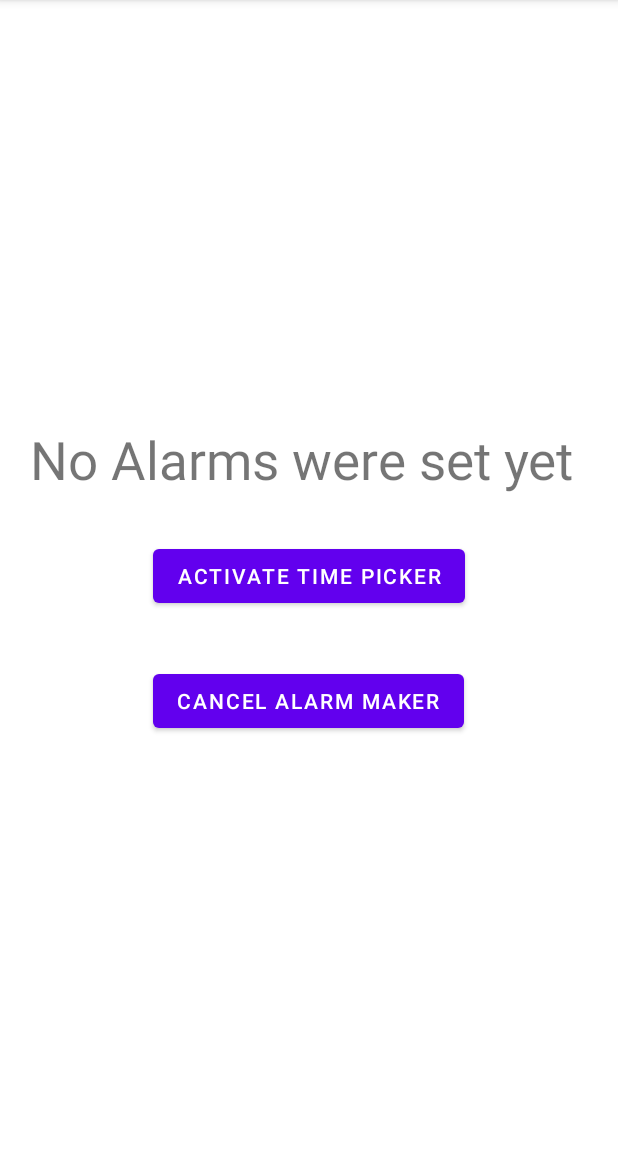
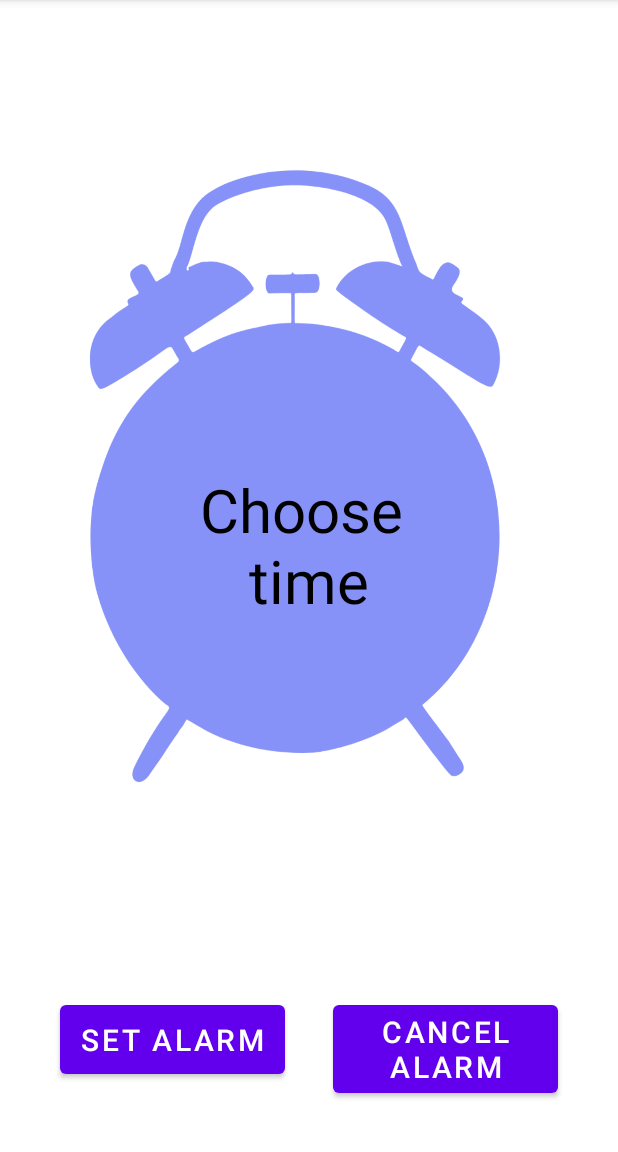
Before and after one commit to Efeighery/MedsUpApp, an Android app: the AddReminder screen opened directly, with no data from a screen before it, after a tap on "Create a medical notification", on a phone screen of 412 x 824 dp, the part 84-1236 px from its top. Run offline under Robolectric (Android 15) with nearby library versions, the phone set to English and light mode, and no system bars.

Commit message:
Added new version of the Alarm Maker function to app

```diff
--- a/app/src/main/java/com/example/medsupapp/AddReminder.java
+++ b/app/src/main/java/com/example/medsupapp/AddReminder.java
@@ -18,11 +18,9 @@ import android.widget.Button;
  * @reference: https://www.tutorialspoint.com/how-to-add-calendar-events-in-android-app
  */
 
-
 public class AddReminder extends AppCompatActivity {
 
     Button alarmBtn;
-
     @Override
     protected void onCreate(Bundle savedInstanceState) {
         super.onCreate(savedInstanceState);
@@ -33,10 +31,9 @@ public class AddReminder extends AppCompatActivity {
         alarmBtn.setOnClickListener(new View.OnClickListener() {
             @Override
             public void onClick(View v) {
-                startActivity(new Intent(AddReminder.this, NotificationCreator.class));
+                startActivity(new Intent(AddReminder.this, AlarmMaker.class));
             }
         });
-
     }
 
     // This is used to direct users to their Google AddReminder, where they can take their copied medication texts into the reminder name entry
--- /dev/null
+++ b/app/src/main/java/com/example/medsupapp/AlarmMaker.java
@@ -0,0 +1,126 @@
+package com.example.medsupapp;
+
+import androidx.appcompat.app.AppCompatActivity;
+
+import android.app.AlarmManager;
+import android.app.NotificationChannel;
+import android.app.NotificationManager;
+import android.app.PendingIntent;
+import android.content.Context;
+import android.content.Intent;
+import android.os.Build;
+import android.os.Bundle;
+import android.view.View;
+import android.widget.Button;
+import android.widget.TextView;
+import android.widget.Toast;
+
+import com.google.android.material.timepicker.MaterialTimePicker;
+import com.google.android.material.timepicker.TimeFormat;
+
+import java.util.Calendar;
+
+/*
+ * Class name: AlarmMaker.java
+ * Date: 15/3/2022
+ * @author: Eoghan Feighery, x19413886
+ * Version: Revision 1
+ */
+
+/*
+ * @reference: https://www.youtube.com/watch?v=750gsBtAsoI&t=6s/AlarmMaker.java
+ */
+
+
+public class AlarmMaker extends AppCompatActivity {
+
+    private MaterialTimePicker timePicker;
+    private Calendar calendar;
+    private AlarmManager alarmManager;
+    private PendingIntent pendingIntent;
+    private TextView timeMaker;
+    private Button timeSetter, cancelTimeSetter;
+
+    @Override
+    protected void onCreate(Bundle savedInstanceState) {
+        super.onCreate(savedInstanceState);
+        setContentView(R.layout.activity_alarm_maker);
+
+        timeMaker = findViewById(R.id.selectTime);
+        timeSetter = findViewById(R.id.setTime);
+        cancelTimeSetter = findViewById(R.id.cancelTime);
+
+        createNotificationChannel();
+
+        timeMaker.setOnClickListener(new View.OnClickListener() {
+            @Override
+            public void onClick(View v) {
+                timePicker = new MaterialTimePicker.Builder()
+                        .setTimeFormat(TimeFormat.CLOCK_12H)
+                        .setHour(12)
+                        .setMinute(0)
+                        .setTitleText("Choose Alarm Time")
+                        .build();
+
+                timePicker.show(getSupportFragmentManager(), "medsupapp");
+                timePicker.addOnPositiveButtonClickListener(new View.OnClickListener() {
+                    @Override
+                    public void onClick(View v) {
+                        if(timePicker.getHour() > 12){
+                            timeMaker.setText(String.format("%02d",(timePicker.getHour()-12)) +":"+ String.format("%02d", timePicker.getMinute())+"PM");
+                        }
+                        else{
+                            timeMaker.setText(timePicker.getHour() +": "+timePicker.getMinute()+"AM");
+                        }
+                        calendar = Calendar.getInstance();
+                        calendar.set(Calendar.HOUR_OF_DAY, timePicker.getHour());
+                        calendar.set(Calendar.MINUTE, timePicker.getMinute());
+                        calendar.set(Calendar.SECOND, 0);
+                        calendar.set(Calendar.MILLISECOND, 0);
+                    }
+                });
+            }
+        });
+
+        timeSetter.setOnClickListener(new View.OnClickListener() {
+            @Override
+            public void onClick(View v) {
+                alarmManager = (AlarmManager) getSystemService(Context.ALARM_SERVICE);
+                Intent intent = new Intent(AlarmMaker.this, AlarmReceiver.class);
+                pendingIntent = PendingIntent.getBroadcast(AlarmMaker.this, 0, intent, 0);
+
+                alarmManager.setInexactRepeating(AlarmManager.RTC_WAKEUP, calendar.getTimeInMillis(), AlarmManager.INTERVAL_DAY, pendingIntent);
+                Toast.makeText(AlarmMaker.this, "Alarm confirmed", Toast.LENGTH_SHORT).show();
+            }
+        });
+
+        cancelTimeSetter.setOnClickListener(new View.OnClickListener() {
+            @Override
+            public void onClick(View v) {
+                Intent intent = new Intent(AlarmMaker.this, AlarmReceiver.class);
+                pendingIntent = PendingIntent.getBroadcast(AlarmMaker.this, 0, intent, 0);
+
+                if(alarmManager == null){
+                    alarmManager = (AlarmManager) getSystemService(Context.ALARM_SERVICE);
+                }
+                alarmManager.cancel(pendingIntent);
+                Toast.makeText(AlarmMaker.this, "Cancelled Alarm", Toast.LENGTH_SHORT).show();
+            }
+        });
+    }
+
+    private void createNotificationChannel(){
+        if(Build.VERSION.SDK_INT >= Build.VERSION_CODES.O){
+            CharSequence charSeq = "muapp";
+            String desc = "Channel for MedsUpApp";
+
+            int imp =NotificationManager.IMPORTANCE_HIGH;
+
+            NotificationChannel channel = new NotificationChannel("medsupapp", charSeq, imp);
+            channel.setDescription(desc);
+
+            NotificationManager manager = getSystemService(NotificationManager.class);
+            manager.createNotificationChannel(channel);
+        }
+    }
+}
--- a/app/src/main/java/com/example/medsupapp/MainActivity.java
+++ b/app/src/main/java/com/example/medsupapp/MainActivity.java
@@ -42,7 +42,7 @@ public class MainActivity extends AppCompatActivity {
         emailMak.setOnClickListener(v -> startActivity(new Intent(MainActivity.this, EmailMaker.class)));
 
         // The button that can take a user to the Notification Maker Page is initialised and declared with an Intent object
-        notiMakeBtn.setOnClickListener(v -> startActivity(new Intent(MainActivity.this, NotificationCreator.class)));
+        notiMakeBtn.setOnClickListener(v -> startActivity(new Intent(MainActivity.this, AlarmMaker.class)));
 
         recorderBtn.setOnClickListener(v -> {
             startActivity(new Intent(MainActivity.this, SpeechToText.class));
--- a/app/src/main/java/com/example/medsupapp/NotificationCreator.java
+++ /dev/null
@@ -1,125 +0,0 @@
-package com.example.medsupapp;
-
-import android.app.AlarmManager;
-import android.app.PendingIntent;
-import android.app.TimePickerDialog;
-import android.content.Context;
-import android.content.Intent;
-import android.os.Bundle;
-import android.view.View;
-import android.widget.Button;
-import android.widget.TextView;
-import android.widget.TimePicker;
-
-import androidx.appcompat.app.AppCompatActivity;
-import androidx.fragment.app.DialogFragment;
-
-import java.text.DateFormat;
-import java.util.Calendar;
-
-/*
- * Class name: NotificationCreator.java
- * Date: 25/2/2023
- * @author: Eoghan Feighery, x19413886
- * Version: Revision 1
- */
-
-/*
- * @reference: https://gist.github.com/codinginflow/a26b41c07c1c2373f6aa92726ae92018/NotificationCreator.java
- */
-
-public class NotificationCreator extends AppCompatActivity implements TimePickerDialog.OnTimeSetListener {
-
-    // The buttons and the alarm notice are initialised and declared within onCreate
-    Button setAlarm, cancelAct;
-    TextView notice;
-
-    @Override
-    protected void onCreate(Bundle savedInstanceState) {
-        super.onCreate(savedInstanceState);
-        setContentView(R.layout.activity_notification_creator);
-
-        // The TimePicker is used to set up a reminder time which will trigger when the designated time has passed
-        notice = findViewById(R.id.txtW);
-        cancelAct = findViewById(R.id.cancelAlarm);
-        setAlarm = findViewById(R.id.timePicker);
-
-        setAlarm.setOnClickListener(new View.OnClickListener() {
-            @Override
-            public void onClick(View v) {
-                // The TimePickerFragments page is used to help setting up notification times
-                DialogFragment timePickers = new TimePickerFragments();
-                timePickers.show(getSupportFragmentManager(), "time-picker");
-            }
-        });
-
-        Button canBtn = findViewById(R.id.cancelAlarm);
-        canBtn.setOnClickListener(new View.OnClickListener() {
-            @Override
-            public void onClick(View v) {
-                cancelAlarm();
-            }
-        });
-    }
-
-
-    @Override
-    public void onTimeSet(TimePicker view, int hourOfDay, int minute) {
-        // This allows the Calendar object to be set to the alarm's designated time
-        Calendar c = Calendar.getInstance();
-        c.set(Calendar.HOUR_OF_DAY, hourOfDay);
-        c.set(Calendar.MINUTE, minute);
-        c.set(Calendar.SECOND, 0);
-
-        updateTimeText(c);
-        startAlarm(c);
-    }
-
-    private void cancelReminderAlarm() {
-        // If the user is in the middle of making an alarm and don't want to proceed any further, then the Intent object acknowledges it and showcases a notification for it
-        AlarmManager alarmManager = (AlarmManager) getSystemService(Context.ALARM_SERVICE);
-
-        Intent in = new Intent(this, AlarmReceiver.class);
-        PendingIntent pendingIntent = PendingIntent.getBroadcast(this, 1, in, 0);
-
-        alarmManager.cancel(pendingIntent);
-        notice.setText("Alarm was cancelled");
-    }
-
-    // This alarm will be used to set up the TimePicker and set the Alarm to the notification bar
-    private void startAlarm(Calendar c) {
-        // The System services are activated with the AlarmManager and will use the ALARM_SERVICE context for setting up notification reminders
-        AlarmManager alarmManager = (AlarmManager) getSystemService(Context.ALARM_SERVICE);
-        Intent intent = new Intent(this, AlarmReceiver.class);
-
-        // With Intent objects, the Broadcast field is called from the Alarm Receiver
-        PendingIntent pendingIntent = PendingIntent.getBroadcast(this, 1, intent, 0);
-
-        // If the Calendar object has a time field before, a new time will added to the calendar field
-        if (c.before(Calendar.getInstance())) {
-            c.add(Calendar.DATE, 1);
-        }
-
-        // The AlarmManager will be used to set the notification reminder to the exact time that it was chosen by the user
-        alarmManager.setExact(AlarmManager.RTC_WAKEUP, c.getTimeInMillis(), pendingIntent);
-    }
-
-    // This small method will be used to take the created notification time and add it to the notice which will be displayed to the user
-    private void updateTimeText(Calendar c) {
-        String timeX = "Alarm for: ";
-
-        // The sentence will be set to the DateFormat which formats the Calendar object
-        timeX += DateFormat.getTimeInstance(DateFormat.SHORT).format(c.getTime());
-
-        // The notice object will be set to the assembled reminder field
-        notice.setText(timeX);
-    }
-
-    private void cancelAlarm(){
-        // If a user doesn't want to set an alarm, they can exit via an Intent object
-        AlarmManager alarmManager = (AlarmManager) getSystemService(Context.ALARM_SERVICE);
-        Intent i = new Intent(this, AlarmReceiver.class);
-
-        PendingIntent pend = PendingIntent.getBroadcast(this, 1, i, 0);
-    }
-}
--- /dev/null
+++ b/app/src/main/res/layout/activity_alarm_maker.xml
@@ -0,0 +1,53 @@
+<?xml version="1.0" encoding="utf-8"?>
+<androidx.appcompat.widget.LinearLayoutCompat xmlns:android="http://schemas.android.com/apk/res/android"
+    xmlns:app="http://schemas.android.com/apk/res-auto"
+    xmlns:tools="http://schemas.android.com/tools"
+    android:layout_width="match_parent"
+    android:layout_height="match_parent"
+    android:orientation="vertical"
+    android:gravity="center_vertical"
+    android:background="@drawable/alarm"
+    tools:context=".AlarmMaker">
+
+    <TextView
+        android:layout_width="wrap_content"
+        android:layout_height="wrap_content"
+        android:text="Choose \ntime"
+        android:layout_marginTop="280dp"
+        android:layout_gravity="center_horizontal"
+        android:textColor="@color/black"
+        android:textAlignment="center"
+        android:id="@+id/selectTime"
+        android:textSize="40dp"
+        />
+
+    <RelativeLayout
+        android:layout_width="match_parent"
+        android:layout_height="wrap_content">
+
+        <Button
+            android:id="@+id/setTime"
+            android:layout_width="150dp"
+            android:layout_height="wrap_content"
+            android:padding="9dp"
+            android:text="Set Alarm"
+            android:textSize="20dp"
+            android:layout_marginStart="40dp"
+            android:layout_marginTop="250dp"/>
+
+        <Button
+            android:layout_width="150dp"
+            android:layout_height="wrap_content"
+            android:id="@+id/cancelTime"
+            android:text="Cancel Alarm"
+            android:textSize="20dp"
+            android:layout_alignParentEnd="true"
+            android:layout_marginTop="250dp"
+            android:layout_marginEnd="40dp"
+            />
+
+    </RelativeLayout>
+
+
+
+</androidx.appcompat.widget.LinearLayoutCompat>
```
Also changed, not shown: app/src/main/AndroidManifest.xml (+9 -6 lines), app/src/main/java/com/example/medsupapp/AlarmReceiver.java (+21 -17 lines), app/src/main/java/com/example/medsupapp/NotificationActivity.java (added, +14 -0 lines), app/src/main/java/com/example/medsupapp/NotificationHelper.java (deleted, +0 -68 lines), app/src/main/java/com/example/medsupapp/TimePickerFragments.java (deleted, +0 -35 lines), app/src/main/res/layout/activity_notification.xml (added, +21 -0 lines), app/src/main/res/drawable/alarm.png (added), app/src/main/res/layout/activity_add_reminder.xml (line endings or trailing spaces).
